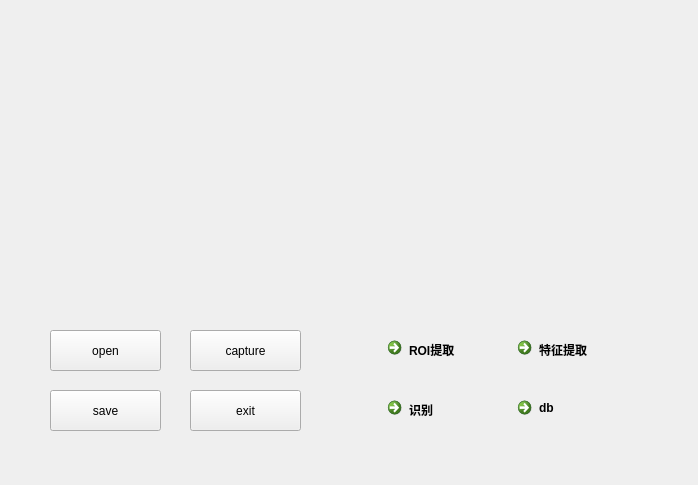
Qt form PyQt/face.ui (zklt/bishe) before a commit.
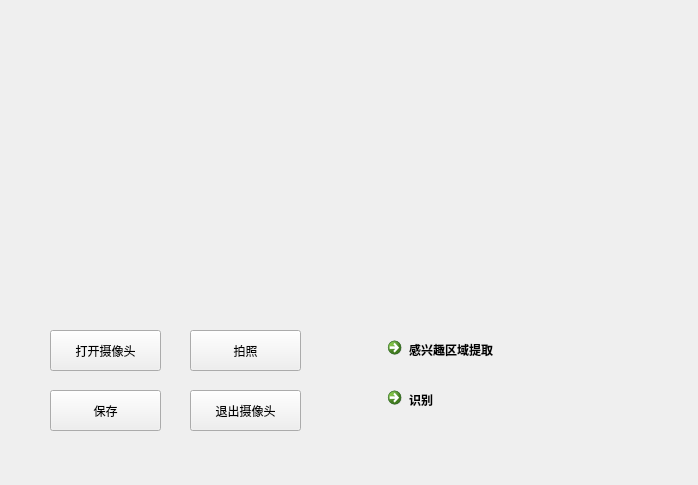
The same form after that commit.

The edit to the form file:
```diff
--- a/PyQt/face.ui
+++ b/PyQt/face.ui
@@ -56,7 +56,7 @@
     </rect>
    </property>
    <property name="text">
-    <string>open</string>
+    <string>打开摄像头</string>
    </property>
   </widget>
   <widget class="QPushButton" name="pushButtoncapture">
@@ -69,7 +69,7 @@
     </rect>
    </property>
    <property name="text">
-    <string>capture</string>
+    <string>拍照</string>
    </property>
   </widget>
   <widget class="QPushButton" name="pushButtonsave">
@@ -82,7 +82,7 @@
     </rect>
    </property>
    <property name="text">
-    <string>save</string>
+    <string>保存</string>
    </property>
   </widget>
   <widget class="QPushButton" name="pushButtonexit">
@@ -95,7 +95,7 @@
     </rect>
    </property>
    <property name="text">
-    <string>exit</string>
+    <string>退出摄像头</string>
    </property>
   </widget>
   <widget class="QCommandLinkButton" name="ROI">
@@ -114,27 +114,14 @@
     <bool>false</bool>
    </property>
    <property name="text">
-    <string>ROI提取</string>
-   </property>
-  </widget>
-  <widget class="QCommandLinkButton" name="lbp">
-   <property name="geometry">
-    <rect>
-     <x>510</x>
-     <y>330</y>
-     <width>172</width>
-     <height>41</height>
-    </rect>
-   </property>
-   <property name="text">
-    <string>特征提取</string>
+    <string>感兴趣区域提取</string>
    </property>
   </widget>
   <widget class="QCommandLinkButton" name="sift">
    <property name="geometry">
     <rect>
      <x>380</x>
-     <y>390</y>
+     <y>380</y>
      <width>172</width>
      <height>41</height>
     </rect>
@@ -143,19 +130,6 @@
     <string>识别</string>
    </property>
   </widget>
-  <widget class="QCommandLinkButton" name="database">
-   <property name="geometry">
-    <rect>
-     <x>510</x>
-     <y>390</y>
-     <width>172</width>
-     <height>41</height>
-    </rect>
-   </property>
-   <property name="text">
-    <string>db</string>
-   </property>
-  </widget>
  </widget>
  <resources/>
  <connections/>
```
Left out of the diff: 2 changed lines with no effect on the pictures.
